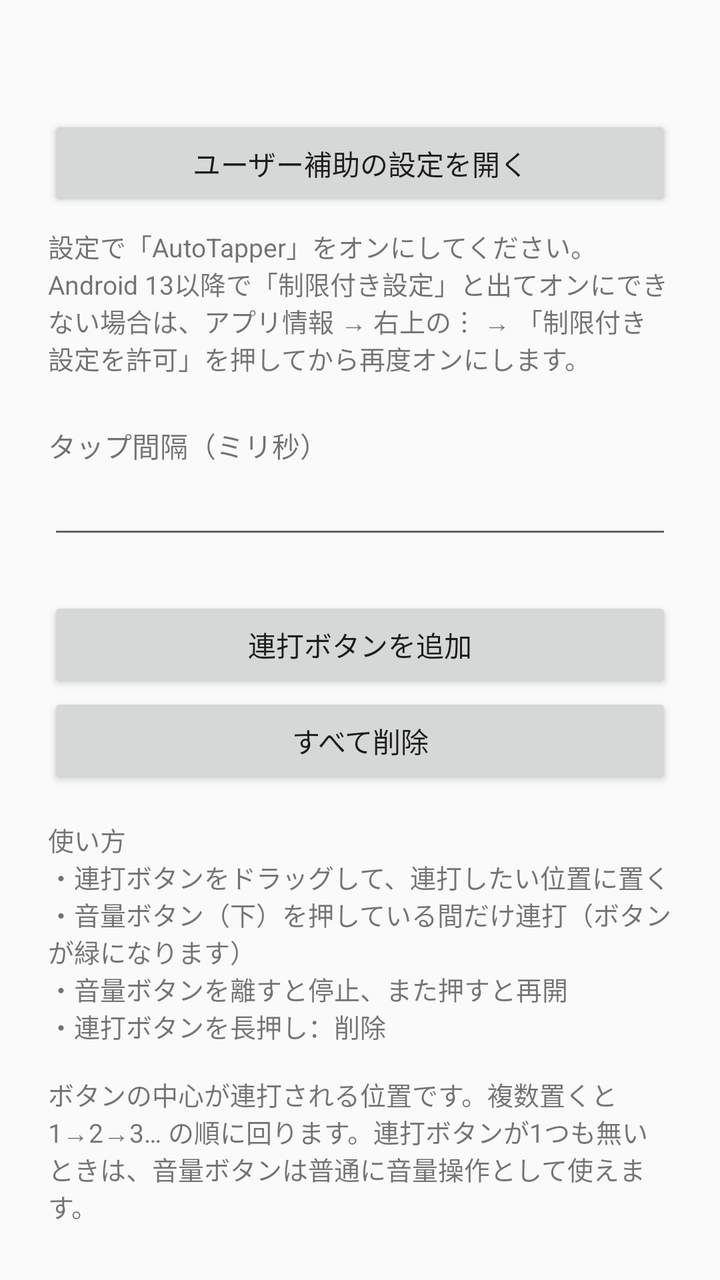
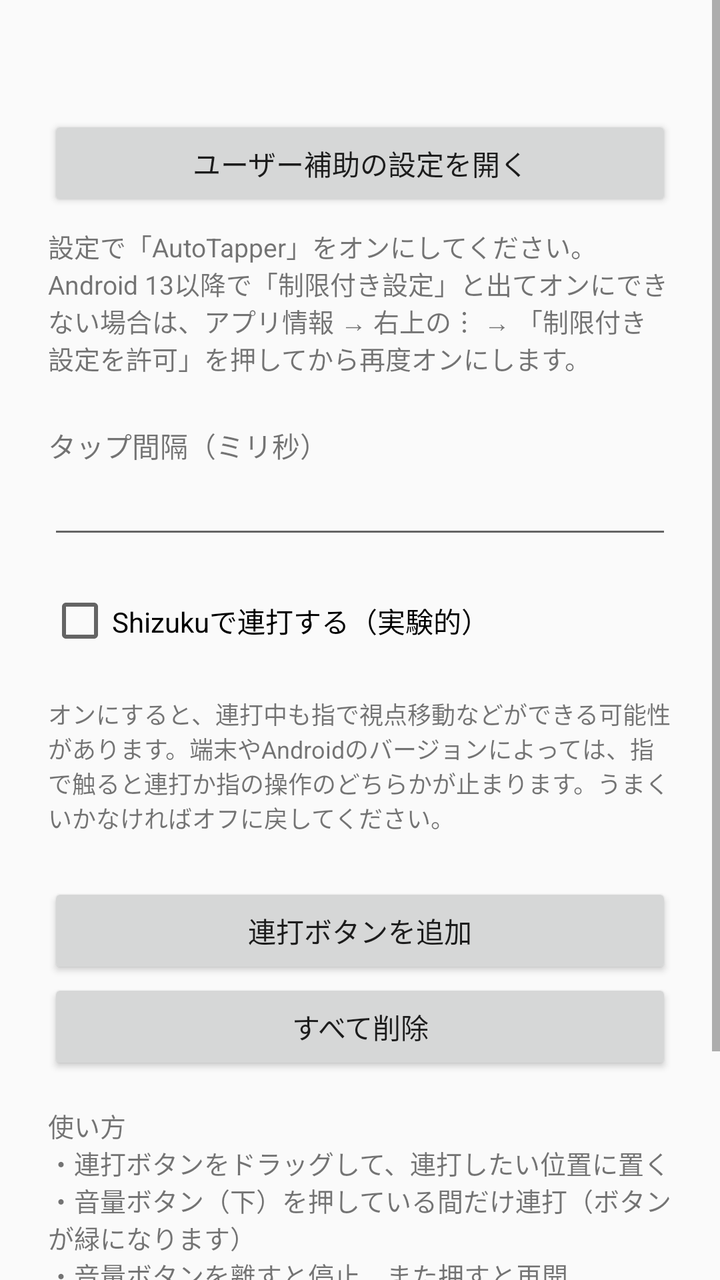

Two renders of the same Android screen: before a commit and after it. Below are the layout's source before the change and the commit's diff.
<!-- AndroidManifest.xml: application theme AppTheme -->
<!-- res/layout/activity_main.xml -->
<?xml version="1.0" encoding="utf-8"?>
<ScrollView xmlns:android="http://schemas.android.com/apk/res/android"
    android:layout_width="match_parent"
    android:layout_height="match_parent">

    <LinearLayout
        android:layout_width="match_parent"
        android:layout_height="wrap_content"
        android:orientation="vertical"
        android:padding="24dp">

        <TextView
            android:id="@+id/statusText"
            android:layout_width="match_parent"
            android:layout_height="wrap_content"
            android:textSize="16sp"
            android:textStyle="bold" />

        <Button
            android:id="@+id/btnAccessibility"
            android:layout_width="match_parent"
            android:layout_height="wrap_content"
            android:layout_marginTop="12dp"
            android:text="ユーザー補助の設定を開く" />

        <TextView
            android:layout_width="match_parent"
            android:layout_height="wrap_content"
            android:layout_marginTop="8dp"
            android:text="設定で「AutoTapper」をオンにしてください。\nAndroid 13以降で「制限付き設定」と出てオンにできない場合は、アプリ情報 → 右上の︙ → 「制限付き設定を許可」を押してから再度オンにします。"
            android:textSize="13sp" />

        <TextView
            android:layout_width="match_parent"
            android:layout_height="wrap_content"
            android:layout_marginTop="24dp"
            android:text="タップ間隔（ミリ秒）" />

        <EditText
            android:id="@+id/editInterval"
            android:layout_width="match_parent"
            android:layout_height="wrap_content"
            android:inputType="number" />

        <Button
            android:id="@+id/btnAdd"
            android:layout_width="match_parent"
            android:layout_height="wrap_content"
            android:layout_marginTop="24dp"
            android:text="連打ボタンを追加" />

        <Button
            android:id="@+id/btnClear"
            android:layout_width="match_parent"
            android:layout_height="wrap_content"
            android:text="すべて削除" />

        <TextView
            android:layout_width="match_parent"
            android:layout_height="wrap_content"
            android:layout_marginTop="16dp"
            android:text="使い方\n・連打ボタンをドラッグして、連打したい位置に置く\n・音量ボタン（下）を押している間だけ連打（ボタンが緑になります）\n・音量ボタンを離すと停止、また押すと再開\n・連打ボタンを長押し：削除\n\nボタンの中心が連打される位置です。複数置くと 1→2→3… の順に回ります。連打ボタンが1つも無いときは、音量ボタンは普通に音量操作として使えます。"
            android:textSize="13sp" />
    </LinearLayout>
</ScrollView>
<!-- resources referenced by this layout -->
<resources>
  <style name="AppTheme" parent="android:Theme.Material.Light.DarkActionBar" />
</resources>

<!-- the commit's change to res/layout/activity_main.xml (unified diff, before → after) -->
@@ -42,6 +42,26 @@
             android:layout_height="wrap_content"
             android:inputType="number" />
 
+        <CheckBox
+            android:id="@+id/chkShizuku"
+            android:layout_width="match_parent"
+            android:layout_height="wrap_content"
+            android:layout_marginTop="20dp"
+            android:text="Shizukuで連打する（実験的）" />
+
+        <TextView
+            android:id="@+id/shizukuStatus"
+            android:layout_width="match_parent"
+            android:layout_height="wrap_content"
+            android:textSize="13sp" />
+
+        <TextView
+            android:layout_width="match_parent"
+            android:layout_height="wrap_content"
+            android:layout_marginTop="4dp"
+            android:text="オンにすると、連打中も指で視点移動などができる可能性があります。端末やAndroidのバージョンによっては、指で触ると連打か指の操作のどちらかが止まります。うまくいかなければオフに戻してください。"
+            android:textSize="12sp" />
+
         <Button
             android:id="@+id/btnAdd"
             android:layout_width="match_parent"
